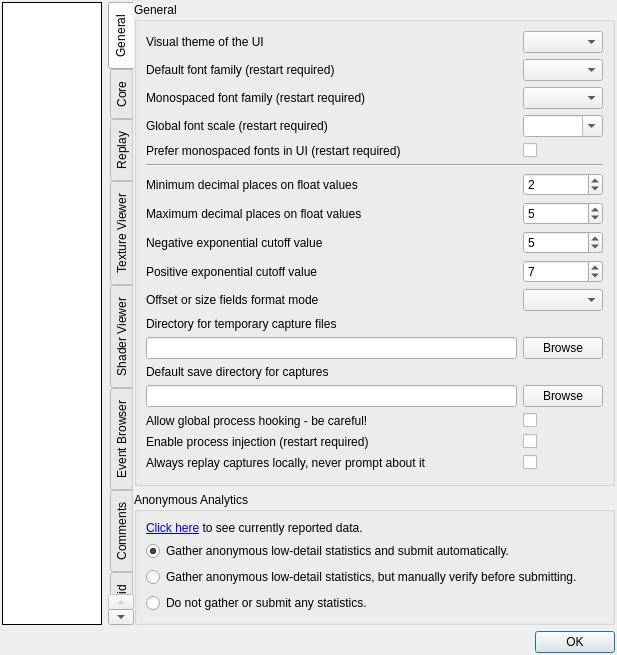
Before: the Qt Designer form qrenderdoc/Windows/Dialogs/SettingsDialog.ui in Axonsin/renderdoc_pythonmodules, drawn with Qt 5.
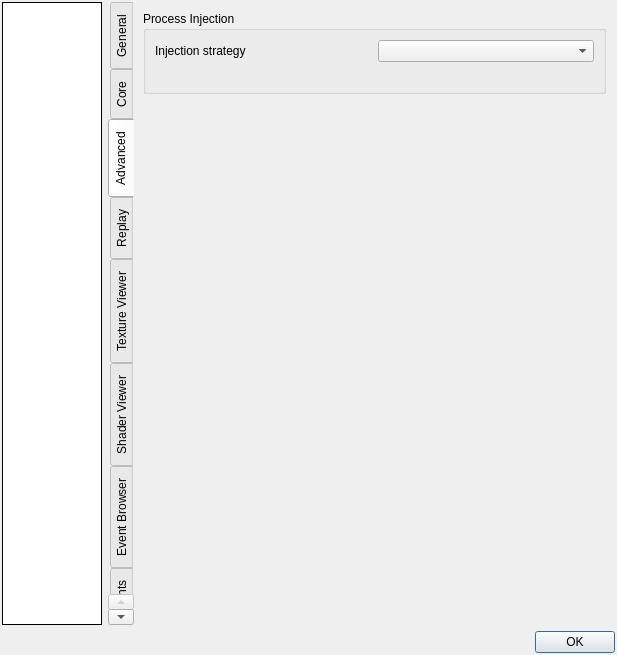
After: the same form once the commit is applied. The open tabs and pages were chosen to show the change. Custom widgets are drawn as their Qt base class.

Commit message: Add selectable injection strategy: SetThreadContext thread hijack

What changed in the file:
```diff
--- a/qrenderdoc/Windows/Dialogs/SettingsDialog.ui
+++ b/qrenderdoc/Windows/Dialogs/SettingsDialog.ui
@@ -657,6 +657,62 @@
        </item>
       </layout>
      </widget>
+     <widget class="QWidget" name="advancedTab">
+      <attribute name="title">
+       <string>Advanced</string>
+      </attribute>
+      <layout class="QVBoxLayout" name="advancedLayout">
+       <item>
+        <widget class="QGroupBox" name="injectionGroupBox">
+         <property name="title">
+          <string>Process Injection</string>
+         </property>
+         <layout class="QGridLayout" name="injectionGridLayout">
+          <item row="0" column="0">
+           <widget class="QLabel" name="injectStrategyLabel">
+            <property name="toolTip">
+             <string>Selects how the hook library is loaded into target programs.&lt;br&gt;&lt;br&gt;- Default (CreateRemoteThread): a remote thread is created in the target to load the hook library. Most compatible.&lt;br&gt;&lt;br&gt;- Thread hijack (SetThreadContext): the suspended main thread of a launched program is temporarily redirected to load the hook library. No new thread is created in the target.</string>
+            </property>
+            <property name="text">
+             <string>Injection strategy</string>
+            </property>
+           </widget>
+          </item>
+          <item row="0" column="1">
+           <widget class="QComboBox" name="Injection_Method">
+            <property name="toolTip">
+             <string>Selects how the hook library is loaded into target programs.&lt;br&gt;&lt;br&gt;- Default (CreateRemoteThread): a remote thread is created in the target to load the hook library. Most compatible.&lt;br&gt;&lt;br&gt;- Thread hijack (SetThreadContext): the suspended main thread of a launched program is temporarily redirected to load the hook library. No new thread is created in the target.</string>
+            </property>
+           </widget>
+          </item>
+          <item row="1" column="0" colspan="2">
+           <widget class="QLabel" name="Injection_Method_Desc">
+            <property name="text">
+             <string/>
+            </property>
+            <property name="wordWrap">
+             <bool>true</bool>
+            </property>
+           </widget>
+          </item>
+         </layout>
+        </widget>
+       </item>
+       <item>
+        <spacer name="advancedVerticalSpacer">
+         <property name="orientation">
+          <enum>Qt::Vertical</enum>
+         </property>
+         <property name="sizeHint" stdset="0">
+          <size>
+           <width>20</width>
+           <height>387</height>
+          </size>
+         </property>
+        </spacer>
+       </item>
+      </layout>
+     </widget>
      <widget class="QWidget" name="replayTab">
       <attribute name="title">
        <string>Replay</string>
```
The commit also changes 10 other files.
